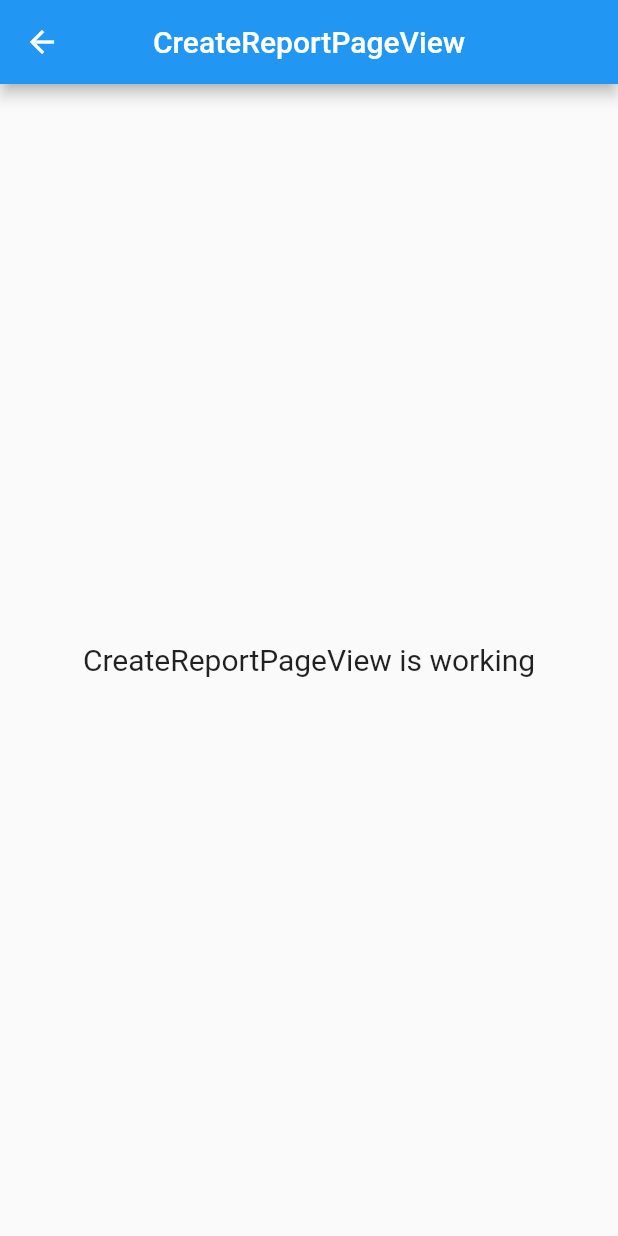
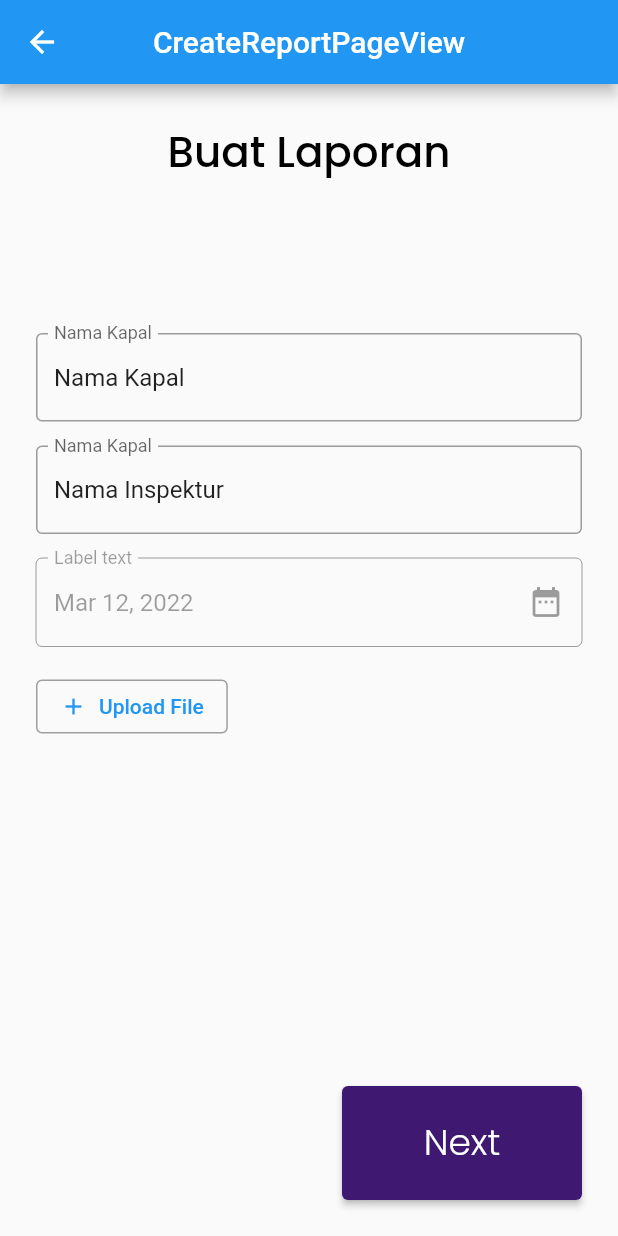
Before and after one commit to erzajuan/ShipCertification, a Flutter app: the CreateReportPageView screen opened by its route, on a phone screen of 412 x 824 dp. Run offline on Flutter 3.47's test engine with Material 2 defaults, Android fonts, the phone set to English and light mode, and no system bars; our stand-ins replace get, google_fonts; missing offline and left inert: firebase_core_web; accounts and stored records are empty.

Commit message:
Added: create_report_page without upload multiple files function

```diff
--- a/lib/app/modules/create_report_page/views/create_report_page_view.dart
+++ b/lib/app/modules/create_report_page/views/create_report_page_view.dart
@@ -1,7 +1,10 @@
 import 'package:flutter/material.dart';
 
 import 'package:get/get.dart';
+import 'package:intl/intl.dart';
+import 'package:ship_certification/app/utils/theme.dart';
 
+import '../../../routes/app_pages.dart';
 import '../controllers/create_report_page_controller.dart';
 
 class CreateReportPageView extends GetView<CreateReportPageController> {
@@ -12,10 +15,82 @@ class CreateReportPageView extends GetView<CreateReportPageController> {
         title: Text('CreateReportPageView'),
         centerTitle: true,
       ),
-      body: Center(
-        child: Text(
-          'CreateReportPageView is working',
-          style: TextStyle(fontSize: 20),
+      body: Padding(
+        padding: EdgeInsets.all(edge24),
+        child: Column(
+          crossAxisAlignment: CrossAxisAlignment.start,
+          children: [
+            Center(
+              child: Text(
+                'Buat Laporan',
+                style: title1,
+              ),
+            ),
+            SizedBox(
+              height: 100,
+            ),
+            TextFormField(
+              initialValue: 'Nama Kapal',
+              decoration: InputDecoration(
+                labelText: 'Nama Kapal',
+                border: OutlineInputBorder(),
+              ),
+            ),
+            SizedBox(
+              height: 16,
+            ),
+            TextFormField(
+              initialValue: 'Nama Inspektur',
+              decoration: InputDecoration(
+                labelText: 'Nama Kapal',
+                border: OutlineInputBorder(),
+              ),
+            ),
+            SizedBox(
+              height: 16,
+            ),
+            TextFormField(
+              initialValue: DateFormat.yMMMd().format(DateTime.now()),
+              decoration: InputDecoration(
+                labelText: 'Label text',
+                border: OutlineInputBorder(),
+                suffixIcon: Icon(Icons.date_range),
+              ),
+              enabled: false,
+            ),
+            SizedBox(
+              height: 16,
+            ),
+            OutlinedButton.icon(
+              style: ButtonStyle(
+                side: MaterialStateProperty.resolveWith(
+                  (states) => BorderSide(color: Colors.grey),
+                ),
+              ),
+              onPressed: () {
+                // Respond to button press
+              },
+              icon: Icon(Icons.add, size: 18),
+              label: Text("Upload File"),
+            ),
+            Spacer(),
+            Align(
+              alignment: Alignment.bottomRight,
+              child: ElevatedButton(
+                style: ElevatedButton.styleFrom(
+                  primary: primaryColor,
+                  fixedSize: Size(160, 76),
+                ),
+                onPressed: () {
+                  Get.toNamed(Routes.LIST_FORM_CERTIFICATE_PAGE);
+                },
+                child: Text(
+                  'Next',
+                  style: button,
+                ),
+              ),
+            )
+          ],
         ),
       ),
     );
--- a/lib/app/utils/theme.dart
+++ b/lib/app/utils/theme.dart
@@ -5,6 +5,7 @@ import 'package:google_fonts/google_fonts.dart';
 
 Color primaryColor = Color(0xff3F1871);
 Color blackColor = Colors.black;
+Color whiteColor = Colors.white;
 
 double edge24 = 24;
 
@@ -25,3 +26,6 @@ TextStyle finished = GoogleFonts.poppins(
 
 TextStyle unFinished = GoogleFonts.poppins(
     fontWeight: FontWeight.w300, color: Colors.red, fontSize: 14);
+
+TextStyle button = GoogleFonts.poppins(
+    fontWeight: FontWeight.w300, color: whiteColor, fontSize: 24);
--- a/lib/main.dart
+++ b/lib/main.dart
@@ -1,6 +1,7 @@
 import 'package:flutter/material.dart';
 
 import 'package:get/get.dart';
+import 'package:ship_certification/app/utils/theme.dart';
 
 import 'app/routes/app_pages.dart';
 
@@ -10,6 +11,7 @@ void main() {
       title: "Application",
       initialRoute: AppPages.INITIAL,
       getPages: AppPages.routes,
+      theme: ThemeData(primaryColor: primaryColor),
     ),
   );
 }
--- a/pubspec.yaml
+++ b/pubspec.yaml
@@ -10,6 +10,8 @@ dependencies:
   get: 4.6.1
   firebase_core: 1.13.1
   google_fonts: ^2.3.1
+  intl: ^0.17.0
+  file_picker: ^4.5.1
   flutter:
     sdk: flutter
 
```
Also changed, not shown: 1 other file.
